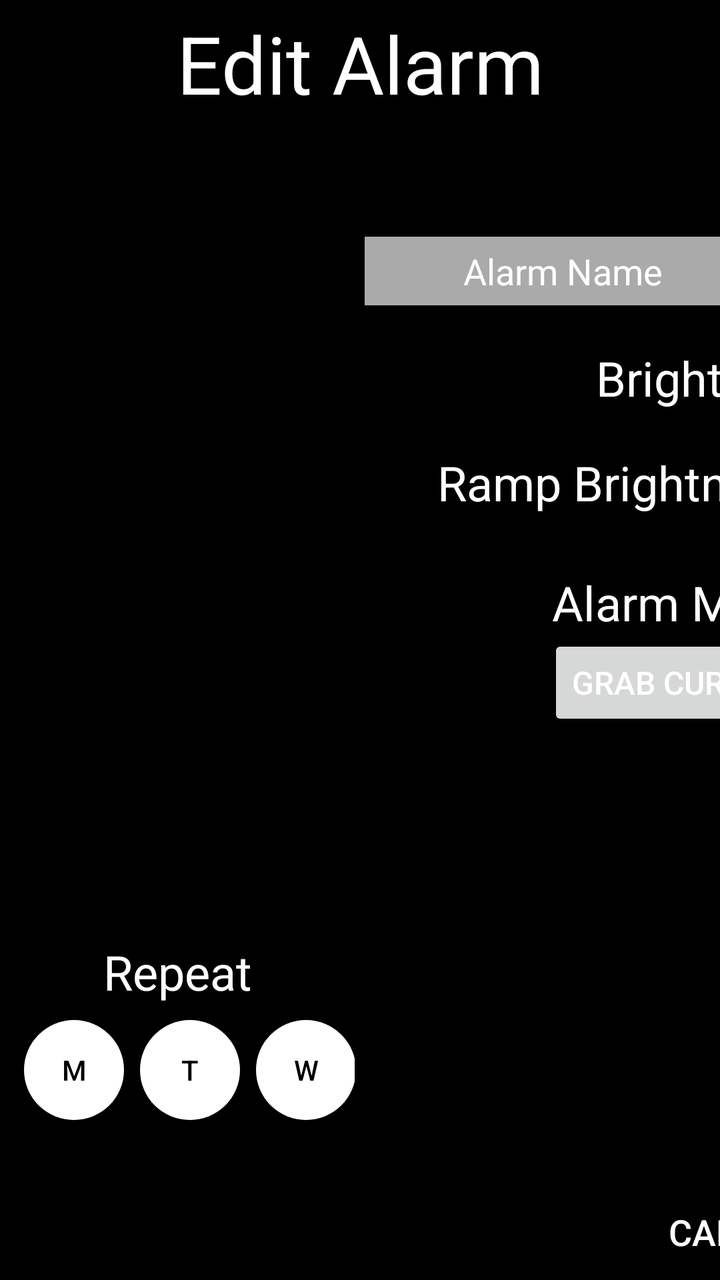
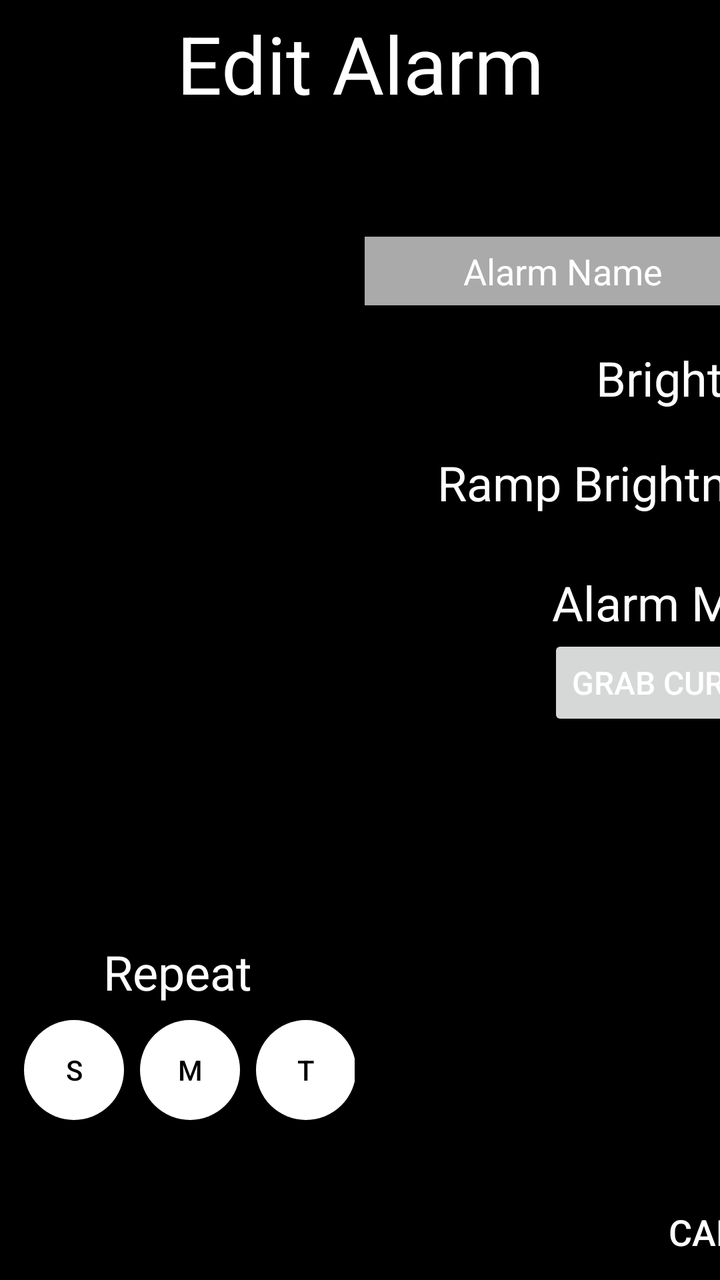

Two renders of the same Android screen: before a commit and after it. Below are the layout's source before the change and the commit's diff.
<!-- AndroidManifest.xml: application theme DarkAppTheme -->
<!-- res/layout/alarm_editor.xml -->
<?xml version="1.0" encoding="utf-8"?>
<androidx.constraintlayout.widget.ConstraintLayout xmlns:android="http://schemas.android.com/apk/res/android"
    android:layout_width="match_parent"
    android:layout_height="match_parent"
    xmlns:app="http://schemas.android.com/apk/res-auto">

    <LinearLayout
        android:layout_width="match_parent"
        android:layout_height="match_parent"
        android:orientation="vertical">

        <TextView
            android:id="@+id/editor_name"
            android:layout_width="match_parent"
            android:layout_height="wrap_content"

            android:layout_marginTop="5dp"
            android:text="Edit Alarm"
            android:textAlignment="center"
            android:textColor="@color/white"
            android:textSize="40dp" />

        <LinearLayout
            android:layout_width="match_parent"
            android:layout_height="0dp"
            android:layout_weight="1"
            android:orientation="horizontal">

            <LinearLayout
                android:layout_width="0dp"
                android:layout_height="match_parent"
                android:layout_weight="1"
                android:orientation="vertical">

                <FrameLayout
                    android:layout_width="match_parent"
                    android:layout_height="0dp"
                    android:layout_weight="1"
                    android:layout_gravity="center_horizontal" >

                    <TimePicker
                        android:id="@+id/timePicker"
                        android:layout_width="match_parent"
                        android:layout_height="wrap_content"
                        android:layout_gravity="center"
                        android:scaleX="1"
                        android:scaleY="1"
                        android:timePickerMode="spinner" />

                </FrameLayout>

                <TextView
                    android:id="@+id/repeat_label"
                    android:layout_width="match_parent"
                    android:layout_height="wrap_content"
                    android:layout_marginTop="16dp"
                    android:layout_marginBottom="8dp"
                    android:text="Repeat"
                    android:textAlignment="center"
                    android:textColor="@color/white"
                    android:textSize="24sp" />

                <LinearLayout
                    android:layout_width="match_parent"
                    android:layout_height="wrap_content"
                    android:layout_marginBottom="80dp"
                    android:orientation="horizontal">

                    <androidx.appcompat.widget.AppCompatButton
                        android:id="@+id/day1"
                        android:layout_width="@dimen/daySize"
                        android:layout_height="@dimen/daySize"
                        android:layout_marginLeft="12dp"
                        android:layout_marginRight="4dp"
                        android:background="@drawable/dow_button_shape_off"
                        android:text="M"
                        android:textColor="@color/black" />

                    <Space
                        android:layout_width="0dp"
                        android:layout_height="wrap_content"
                        android:layout_weight="1" />

                    <androidx.appcompat.widget.AppCompatButton
                        android:id="@+id/day2"
                        android:layout_width="@dimen/daySize"
                        android:layout_height="@dimen/daySize"
                        android:layout_marginLeft="4dp"
                        android:layout_marginRight="4dp"
                        android:background="@drawable/dow_button_shape_off"
                        android:text="T"
                        android:textColor="@color/black" />

                    <Space
                        android:layout_width="0dp"
                        android:layout_height="wrap_content"
                        android:layout_weight="1" />

                    <androidx.appcompat.widget.AppCompatButton
                        android:id="@+id/day3"
                        android:layout_width="@dimen/daySize"
                        android:layout_height="@dimen/daySize"
                        android:layout_marginLeft="4dp"
                        android:layout_marginRight="4dp"
                        android:background="@drawable/dow_button_shape_off"
                        android:text="W"
                        android:textColor="@color/black" />

                    <Space
                        android:layout_width="0dp"
                        android:layout_height="wrap_content"
                        android:layout_weight="1" />

                    <androidx.appcompat.widget.AppCompatButton
                        android:id="@+id/day4"
                        android:layout_width="@dimen/daySize"
                        android:layout_height="@dimen/daySize"
                        android:layout_marginLeft="4dp"
                        android:layout_marginRight="4dp"
                        android:background="@drawable/dow_button_shape_off"
                        android:text="T"
                        android:textColor="@color/black" />

                    <Space
                        android:layout_width="0dp"
                        android:layout_height="wrap_content"
                        android:layout_weight="1" />

                    <androidx.appcompat.widget.AppCompatButton
                        android:id="@+id/day5"
                        android:layout_width="@dimen/daySize"
                        android:layout_height="@dimen/daySize"
                        android:layout_marginLeft="4dp"
                        android:layout_marginRight="4dp"
                        android:background="@drawable/dow_button_shape_off"
                        android:text="F"
                        android:textColor="@color/black" />

                    <Space
                        android:layout_width="0dp"
                        android:layout_height="wrap_content"
                        android:layout_weight="1" />

                    <androidx.appcompat.widget.AppCompatButton
                        android:id="@+id/day6"
                        android:layout_width="@dimen/daySize"
                        android:layout_height="@dimen/daySize"
                        android:layout_marginLeft="4dp"
                        android:layout_marginRight="4dp"
                        android:background="@drawable/dow_button_shape_off"
                        android:text="S"
                        android:textColor="@color/black" />

                    <Space
                        android:layout_width="0dp"
                        android:layout_height="wrap_content"
                        android:layout_weight="1" />

                    <androidx.appcompat.widget.AppCompatButton
                        android:id="@+id/day7"
                        android:layout_width="@dimen/daySize"
                        android:layout_height="@dimen/daySize"
                        android:layout_marginLeft="4dp"
                        android:layout_marginRight="12dp"
                        android:background="@drawable/dow_button_shape_off"
                        android:text="S"
                        android:textColor="@color/black" />
                </LinearLayout>

            </LinearLayout>

            <View
                android:id="@+id/divider"
                android:layout_width="5dp"
                android:layout_height="match_parent"
                android:layout_marginTop="20dp"
                android:layout_marginBottom="20dp"
                android:background="?android:attr/listDivider" />

            <TableLayout
                android:layout_width="0dp"
                android:layout_height="match_parent"
                android:layout_weight="1">

                <TableRow
                    android:layout_width="wrap_content"
                    android:layout_height="match_parent"
                    android:layout_gravity="center"
                    android:layout_marginBottom="20dp"
                    android:gravity="center|top">

                    <EditText
                        android:id="@+id/alarmName"
                        android:layout_width="match_parent"
                        android:layout_height="wrap_content"
                        android:layout_marginLeft="20dp"
                        android:layout_marginTop="60dp"
                        android:background="@android:color/darker_gray"
                        android:ems="10"
                        android:hapticFeedbackEnabled="true"
                        android:inputType="text"
                        android:paddingTop="5dp"
                        android:paddingBottom="5dp"
                        android:text="Alarm Name"
                        android:textAlignment="center"
                        android:textColor="#FFFFFF"
                        android:textColorHint="#A5A5A5" />

                </TableRow>

                <TableRow
                    android:layout_width="wrap_content"
                    android:layout_height="wrap_content"
                    android:layout_marginBottom="20dp">

                    <TextView
                        android:id="@+id/textView4"
                        android:layout_width="wrap_content"
                        android:layout_height="wrap_content"
                        android:layout_marginLeft="20dp"
                        android:text="Brightness"
                        android:textAlignment="textEnd"
                        android:textColor="#FFFFFF"
                        android:textSize="24dp" />

                    <SeekBar
                        android:id="@+id/brightness"
                        android:layout_width="wrap_content"
                        android:layout_height="wrap_content"
                        android:progress="100"
                        android:layout_gravity="center_vertical"
                        android:scrollbarSize="28dp" />

                    <TextView
                        android:id="@+id/brightVal"
                        android:layout_width="wrap_content"
                        android:layout_height="wrap_content"
                        android:layout_marginRight="20dp"
                        android:layout_gravity="center_vertical"
                        android:text="100%"
                        android:textColor="#FFFFFF"
                        android:textSize="18dp" />

                </TableRow>

                <TableRow
                    android:layout_width="wrap_content"
                    android:layout_height="wrap_content"
                    android:layout_marginBottom="20dp">

                    <TextView
                        android:id="@+id/textView5"
                        android:layout_width="wrap_content"
                        android:layout_height="wrap_content"
                        android:layout_marginLeft="20dp"
                        android:text="Ramp Brightness?"
                        android:textAlignment="textEnd"
                        android:textColor="#FFFFFF"
                        android:textSize="24dp" />

                    <Switch
                        android:id="@+id/rampBright"
                        android:layout_width="wrap_content"
                        android:layout_height="wrap_content"
                        android:scaleX="1.5"
                        android:scaleY="1.5"
                        android:height="40dp"
                        android:layout_gravity="center" />
                </TableRow>

                <TableRow
                    android:layout_width="wrap_content"
                    android:layout_height="wrap_content">

                    <TextView
                        android:id="@+id/textView6"
                        android:layout_width="wrap_content"
                        android:layout_height="wrap_content"
                        android:layout_marginLeft="20dp"
                        android:text="Alarm Mode:"
                        android:textAlignment="textEnd"
                        android:textColor="#FFFFFF"
                        android:textSize="24dp" />

                    <TextView
                        android:id="@+id/alarmMode"
                        android:layout_width="wrap_content"
                        android:layout_height="wrap_content"
                        android:layout_marginLeft="20dp"
                        android:text="Rainbow"
                        android:textAlignment="textEnd"
                        android:textColor="#FFFFFF"
                        android:textSize="24dp" />
                </TableRow>

                <TableRow
                    android:layout_width="match_parent"
                    android:layout_height="match_parent">

                    <androidx.appcompat.widget.AppCompatButton
                        android:id="@+id/grabCurrent"
                        android:layout_width="wrap_content"
                        android:layout_height="wrap_content"
                        android:layout_marginLeft="2dp"
                        android:layout_gravity="right|bottom"
                        android:text="Grab Current"
                        android:textColor="@color/white"
                        android:textSize="16dp" />
                </TableRow>

                <TableRow
                    android:layout_width="0dp"
                    android:layout_height="match_parent"
                    android:layout_weight="1">

                    <androidx.appcompat.widget.AppCompatButton
                        android:id="@+id/cancel"
                        android:layout_width="wrap_content"
                        android:layout_height="wrap_content"
                        android:layout_gravity="right|bottom"
                        android:background="@drawable/black_button_background"
                        android:text="Cancel"
                        android:textColor="@color/white"
                        android:textSize="18dp" />

                    <androidx.appcompat.widget.AppCompatButton
                        android:id="@+id/save"
                        android:layout_width="wrap_content"
                        android:layout_height="wrap_content"
                        android:layout_gravity="right|bottom"
                        android:background="@drawable/black_button_background"
                        android:text="Save"
                        android:textColor="@color/white"
                        android:textSize="18dp" />
                </TableRow>

            </TableLayout>
        </LinearLayout>
    </LinearLayout>
</androidx.constraintlayout.widget.ConstraintLayout>
<!-- resources referenced by this layout -->
<resources>
  <color name="black">#FF000000</color>
  <color name="white">#FFFFFFFF</color>
  <dimen name="daySize">50dp</dimen>
  <!-- drawable black_button_background (drawable) -->
  <?xml version="1.0" encoding="utf-8"?>
  <shape xmlns:android="http://schemas.android.com/apk/res/android">
      <solid android:color="@color/black" /> 
      <corners android:radius="50dp" /> 
  </shape>
  <!-- drawable dow_button_shape_off (drawable) -->
  <?xml version="1.0" encoding="utf-8"?>
  <shape xmlns:android="http://schemas.android.com/apk/res/android">
      <solid android:color="@color/white" /> 
      <corners android:radius="400dp" />
  </shape>
  <style name="DarkAppTheme" parent="Theme.MaterialComponents.DayNight">
          <item name="windowActionBar">false</item>
          <item name="android:background">@color/black</item>
          <item name="windowNoTitle">true</item>
      </style>
</resources>

<!-- the commit's change to res/layout/alarm_editor.xml (unified diff, before → after) -->
@@ -73,6 +73,21 @@
                         android:layout_marginLeft="12dp"
                         android:layout_marginRight="4dp"
                         android:background="@drawable/dow_button_shape_off"
+                        android:text="S"
+                        android:textColor="@color/black" />
+
+                    <Space
+                        android:layout_width="0dp"
+                        android:layout_height="wrap_content"
+                        android:layout_weight="1" />
+
+                    <androidx.appcompat.widget.AppCompatButton
+                        android:id="@+id/day2"
+                        android:layout_width="@dimen/daySize"
+                        android:layout_height="@dimen/daySize"
+                        android:layout_marginLeft="4dp"
+                        android:layout_marginRight="4dp"
+                        android:background="@drawable/dow_button_shape_off"
                         android:text="M"
                         android:textColor="@color/black" />
 
@@ -82,7 +97,7 @@
                         android:layout_weight="1" />
 
                     <androidx.appcompat.widget.AppCompatButton
-                        android:id="@+id/day2"
+                        android:id="@+id/day3"
                         android:layout_width="@dimen/daySize"
                         android:layout_height="@dimen/daySize"
                         android:layout_marginLeft="4dp"
@@ -97,7 +112,7 @@
                         android:layout_weight="1" />
 
                     <androidx.appcompat.widget.AppCompatButton
-                        android:id="@+id/day3"
+                        android:id="@+id/day4"
                         android:layout_width="@dimen/daySize"
                         android:layout_height="@dimen/daySize"
                         android:layout_marginLeft="4dp"
@@ -112,7 +127,7 @@
                         android:layout_weight="1" />
 
                     <androidx.appcompat.widget.AppCompatButton
-                        android:id="@+id/day4"
+                        android:id="@+id/day5"
                         android:layout_width="@dimen/daySize"
                         android:layout_height="@dimen/daySize"
                         android:layout_marginLeft="4dp"
@@ -127,28 +142,13 @@
                         android:layout_weight="1" />
 
                     <androidx.appcompat.widget.AppCompatButton
-                        android:id="@+id/day5"
+                        android:id="@+id/day6"
                         android:layout_width="@dimen/daySize"
                         android:layout_height="@dimen/daySize"
                         android:layout_marginLeft="4dp"
                         android:layout_marginRight="4dp"
                         android:background="@drawable/dow_button_shape_off"
                         android:text="F"
-                        android:textColor="@color/black" />
-
-                    <Space
-                        android:layout_width="0dp"
-                        android:layout_height="wrap_content"
-                        android:layout_weight="1" />
-
-                    <androidx.appcompat.widget.AppCompatButton
-                        android:id="@+id/day6"
-                        android:layout_width="@dimen/daySize"
-                        android:layout_height="@dimen/daySize"
-                        android:layout_marginLeft="4dp"
-                        android:layout_marginRight="4dp"
-                        android:background="@drawable/dow_button_shape_off"
-                        android:text="S"
                         android:textColor="@color/black" />
 
                     <Space
